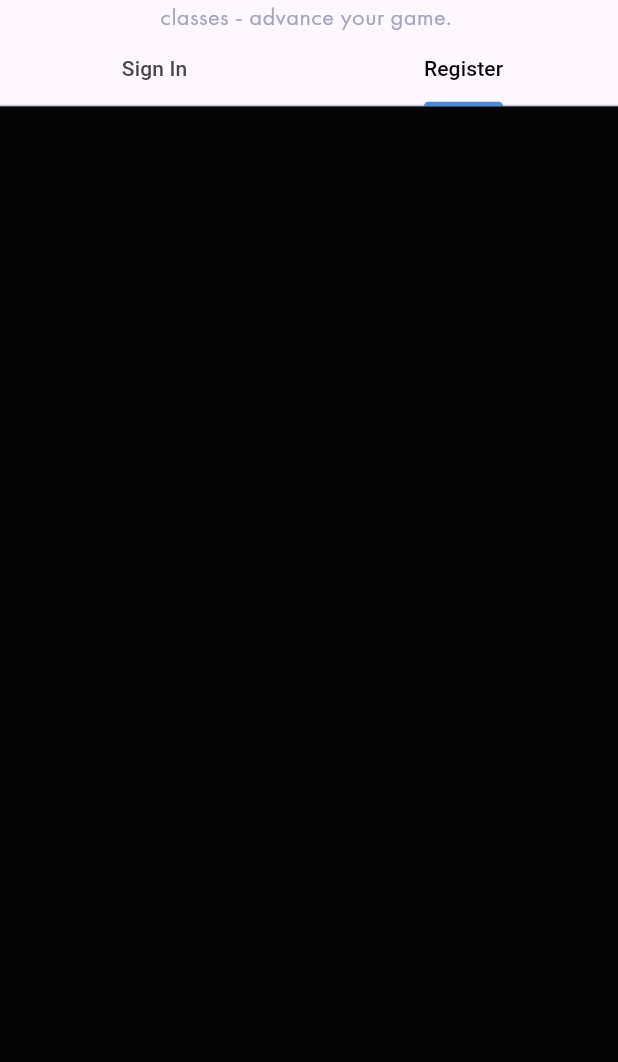
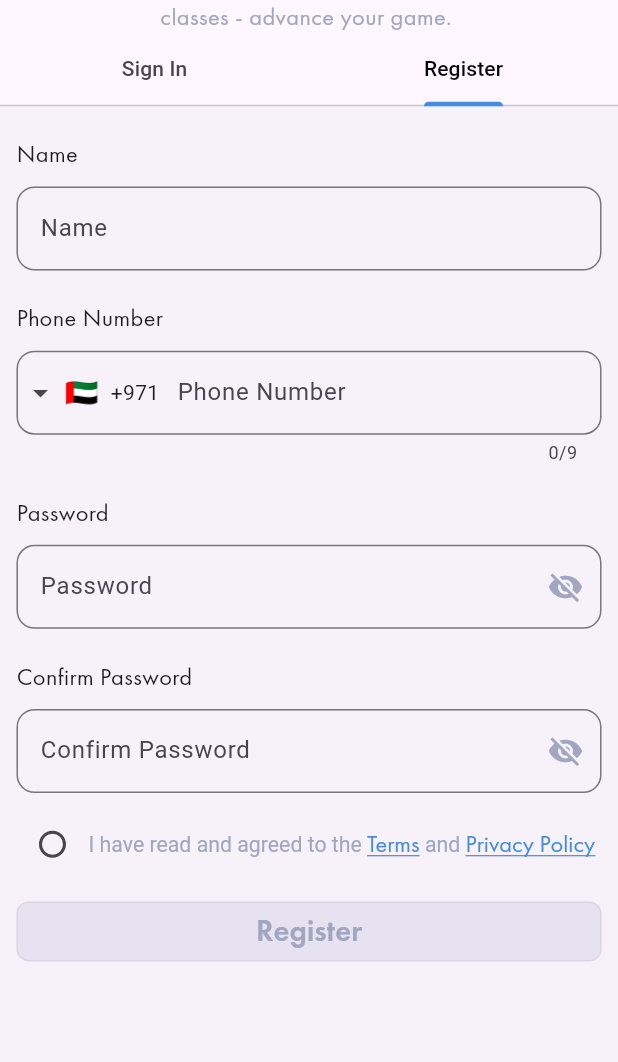
Before and after one commit to Mariamsamy26/equina, a Flutter app: the screen it shows after launch, tab 2 chosen, on a phone screen of 412 x 824 dp, the part 174-1236 px from its top. Run offline on Flutter 3.47's test engine with Material 3 defaults, Android fonts, the light colour scheme and no system bars; drawn by our look-alikes of intl_phone_field; our stand-ins replace flutter_screenutil.

Commit message:
Register auth &edit name padding

```diff
--- a/lib/core/size_config.dart
+++ b/lib/core/size_config.dart
@@ -17,10 +17,10 @@ class SizeConfig {
         ? screenHeight! * 0.024
         : screenWidth! * 0.024;
   }
-  static EdgeInsetsGeometry bace =EdgeInsets.symmetric(vertical: 10.h, horizontal: 10.w);
+  static EdgeInsetsGeometry base =EdgeInsets.symmetric(vertical: 10.h, horizontal: 10.w);
   static EdgeInsetsGeometry titil =EdgeInsets.fromLTRB(15.w, 1.h, 15.w, 10.h);
   static double dividerheight =15.h;
-  static double bettwenH =10.h;
-  static double bettwenW =5.w;
+  static double betweenH =10.h;
+  static double betweenW =5.w;
 
 }
--- a/lib/core/widgets/custom_elevated_button.dart
+++ b/lib/core/widgets/custom_elevated_button.dart
@@ -11,7 +11,7 @@ class CustomElevatedButton extends StatelessWidget {
   CustomElevatedButton({
     super.key,
     required this.onPressed,
-    this.width = 327,
+    this.width = 500,
     required this.colorBorder,
     required this.colorButton,
     required this.content,
--- a/lib/core/widgets/custom_phone_form_field.dart
+++ b/lib/core/widgets/custom_phone_form_field.dart
@@ -23,7 +23,7 @@ class AppPhoneFormField extends StatelessWidget {
   @override
   Widget build(BuildContext context) {
     return Padding(
-      padding: EdgeInsets.symmetric(vertical: SizeConfig.bettwenH),
+      padding: EdgeInsets.symmetric(vertical: SizeConfig.betweenH),
       child: IntlPhoneField(
         decoration: InputDecoration(
           labelText: label,
--- a/lib/core/widgets/custom_text_form_field.dart
+++ b/lib/core/widgets/custom_text_form_field.dart
@@ -53,7 +53,7 @@ class _AppTextFormFieldState extends State<AppTextFormField> {
   @override
   Widget build(BuildContext context) {
     return Padding(
-      padding: EdgeInsets.symmetric(vertical: SizeConfig.bettwenH),
+      padding: EdgeInsets.symmetric(vertical: SizeConfig.betweenH),
       child: TextFormField(
         readOnly: widget.readOnly,
         obscureText: widget.isPasswordField ? !_isPasswordVisible : false,
--- a/lib/presentation/auth/RegisterForm.dart
+++ b/lib/presentation/auth/RegisterForm.dart
@@ -1,13 +1,156 @@
 import 'package:equina/core/color_mang.dart';
-import 'package:flutter/cupertino.dart';
+import 'package:equina/presentation/home/home_screen.dart';
+import 'package:flutter/material.dart';
+import 'package:flutter_screenutil/flutter_screenutil.dart';
+import '../../core/size_config.dart';
+import '../../core/text_mang.dart';
+import '../../core/widgets/custom_elevated_button.dart';
+import '../../core/widgets/custom_phone_form_field.dart';
+import '../../core/widgets/custom_text_form_field.dart';
 
-class RegisterForm extends StatelessWidget {
+class RegisterForm extends StatefulWidget {
   const RegisterForm({Key? key}) : super(key: key);
+
+  @override
+  _RegisterFormState createState() => _RegisterFormState();
+}
+
+class _RegisterFormState extends State<RegisterForm> {
+  final TextEditingController _nameController = TextEditingController();
+  final TextEditingController _phoneController = TextEditingController();
+  final TextEditingController _passwordController = TextEditingController();
+  final TextEditingController _confirmPasswordController = TextEditingController();
+
+  bool _isPasswordVisible = false;
+  bool _isChecked = false;
+
+  @override
+  void dispose() {
+    _nameController.dispose();
+    _phoneController.dispose();
+    _passwordController.dispose();
+    _confirmPasswordController.dispose();
+    super.dispose();
+  }
 
   @override
   Widget build(BuildContext context) {
     return Container(
-      color: ColorManager.black,
+      color: ColorManager.lightGrey.withAlpha(20),
+      padding: SizeConfig.base,
+      child: Column(
+        children: [
+          _buildUserFields(),
+          _agreed(),
+          CustomElevatedButton(
+            onPressed: () {
+              _navigateToScreen(context,HomeScreen());
+            },
+            colorBorder: ColorManager.lightGrey.withAlpha(50),
+            colorButton: ColorManager.lightGrey.withAlpha(50),
+            content: Text(
+              "Register",
+              style: TextManager.medium().copyWith(color: ColorManager.lightGrey),
+            ),
+          ),
+        ],
+      ),
+    );
+  }
+  void _navigateToScreen(BuildContext context, Widget screen) {
+    Navigator.of(context).push(MaterialPageRoute(builder: (context) => screen));
+  }
+  Widget _buildUserFields() {
+    return Column(
+      crossAxisAlignment: CrossAxisAlignment.start,
+      children: [
+        SizedBox(height: SizeConfig.betweenH),
+        _buildLabel("Name"),
+        AppTextFormField(
+          controller: _nameController,
+          hintText: "Name",
+        ),
+        SizedBox(height: SizeConfig.betweenH),
+
+        _buildLabel("Phone Number"),
+        AppPhoneFormField(
+          controller: _phoneController,
+          hintText: "Phone Number",
+        ),
+        SizedBox(height: 10.h),
+
+        _buildLabel("Password"),
+        _buildPasswordField(_passwordController, "Password"),
+
+        SizedBox(height: 10.h),
+        _buildLabel("Confirm Password"),
+        _buildPasswordField(_confirmPasswordController, "Confirm Password"),
+      ],
+    );
+  }
+  Widget _agreed() {
+    return Row(
+      crossAxisAlignment: CrossAxisAlignment.center,
+      children: [
+        Transform.scale(
+          scale: 1.0,
+          child: Checkbox(
+            value: _isChecked,
+            onChanged: (value) {
+              setState(() {
+                _isChecked = value!;
+              });
+            },
+            shape: RoundedRectangleBorder(borderRadius: BorderRadius.circular(20.r)),
+            activeColor: ColorManager.blue,
+          ),
+        ),
+        Expanded(
+          child: RichText(
+            textAlign: TextAlign.start,
+            text: TextSpan(
+              style: TextStyle(fontSize: 14.sp, color: ColorManager.lightGrey),
+              children: [
+                TextSpan(text: "I have read and agreed to the "),
+                TextSpan(
+                    text: "Terms",
+                    style: TextManager.regular().copyWith(
+                      color: ColorManager.blue,
+                      decoration: TextDecoration.underline,
+                    )
+                ),
+                TextSpan(text: " and "),
+                TextSpan(
+                    text: "Privacy Policy",
+                    style: TextManager.regular().copyWith(
+                      color: ColorManager.blue,
+                      decoration: TextDecoration.underline,
+                    )
+                ),
+              ],
+            ),
+          ),
+        ),
+      ],
+    );
+  }
+
+  Widget _buildLabel(String text) {
+    return Text(text, style: TextManager.regular());
+  }
+
+  Widget _buildPasswordField(TextEditingController controller, String hintText) {
+    return AppTextFormField(
+      controller: controller,
+      hintText: hintText,
+      isPasswordField: true,
+      suffixIcon: IconButton(
+        icon: Icon(
+          _isPasswordVisible ? Icons.visibility : Icons.visibility_off,
+        ),
+        onPressed: () => setState(() => _isPasswordVisible = !_isPasswordVisible),
+      ),
+      keyboardType: TextInputType.visiblePassword,
     );
   }
 }
--- a/lib/presentation/auth/SignInForm.dart
+++ b/lib/presentation/auth/SignInForm.dart
@@ -8,6 +8,7 @@ import '../../core/widgets/custom_elevated_button.dart';
 import '../../core/widgets/custom_phone_form_field.dart';
 import '../../core/widgets/custom_selec_user_button.dart';
 import '../../core/widgets/custom_text_form_field.dart';
+import '../home/home_screen.dart';
 
 class SignInForm extends StatefulWidget {
   const SignInForm({Key? key}) : super(key: key);
@@ -26,7 +27,7 @@ class _SignInFormState extends State<SignInForm> {
   Widget build(BuildContext context) {
     return Container(
       color: ColorManager.lightGrey.withAlpha(20),
-      padding: SizeConfig.bace,
+      padding: SizeConfig.base,
       child: Column(
         children: [
           _UsersType(),
@@ -74,7 +75,9 @@ class _SignInFormState extends State<SignInForm> {
           ),
 
           CustomElevatedButton(
-            onPressed: () {},
+            onPressed: () {
+              _navigateToScreen(context,HomeScreen());
+            },
             colorBorder: ColorManager.blue,
             colorButton: ColorManager.blue,
             content: Text(
@@ -87,6 +90,9 @@ class _SignInFormState extends State<SignInForm> {
     );
   }
 
+  void _navigateToScreen(BuildContext context, Widget screen) {
+    Navigator.of(context).push(MaterialPageRoute(builder: (context) => screen));
+  }
   Widget _UsersType() {
     return Row(
       mainAxisAlignment: MainAxisAlignment.spaceEvenly,
@@ -117,7 +123,7 @@ class _SignInFormState extends State<SignInForm> {
     return Column(
       crossAxisAlignment: CrossAxisAlignment.start,
       children: [
-        SizedBox(height: SizeConfig.bettwenH),
+        SizedBox(height: SizeConfig.betweenH),
         Text("Phone Number", style: TextManager.regular()),
         AppPhoneFormField(
           controller: _phoneController,
--- a/lib/presentation/auth/auth_screen.dart
+++ b/lib/presentation/auth/auth_screen.dart
@@ -39,7 +39,7 @@ class AuthScreen extends StatelessWidget {
             width: 200.w,
             fit: BoxFit.fill,
           ),
-          SizedBox(height: SizeConfig.bettwenH),
+          SizedBox(height: SizeConfig.betweenH),
           Text("Welcon to equina ", style: TextManager.bold()),
           Text(
             "equinaCLUB, book your ",
--- a/lib/presentation/profile/profile_screen.dart
+++ b/lib/presentation/profile/profile_screen.dart
@@ -44,7 +44,7 @@ class ProfileScreen extends StatelessWidget {
         centerTitle: true,
       ),
       body: Container(
-        padding: SizeConfig.bace,
+        padding: SizeConfig.base,
         width: double.infinity,
         color: ColorManager.lightGrey.withAlpha(30),
         child: ListView(
@@ -58,12 +58,12 @@ class ProfileScreen extends StatelessWidget {
                     width: 80.w,
                     fit: BoxFit.cover,
                   ),
-                  SizedBox(height: SizeConfig.bettwenH),
+                  SizedBox(height: SizeConfig.betweenH),
                   Text(userName, style: TextManager.medium()),
                 ],
               ),
             ),
-            SizedBox(height: SizeConfig.bettwenH),
+            SizedBox(height: SizeConfig.betweenH),
             Card(
               child: _showList(menuItems),
             ),
```
